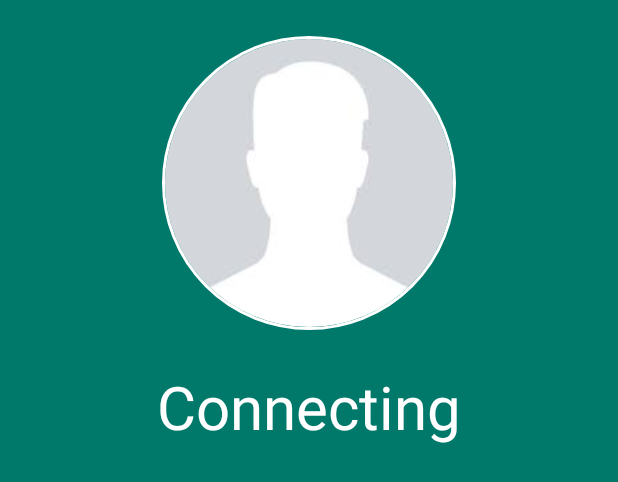
After one commit to aj019/Video-Chat-Opentok, an Android app: the layout fragment_receiving.xml on its own in the app's theme, with its tools: preview values and no code run, on a phone screen of 412 x 824 dp. The commit adds this screen. Shown: the top 482 px of the screen. Run offline under Robolectric (Android 15) with nearby library versions, the phone set to English and light mode, and no system bars; network calls fail; Roboto replaces fonts that are not available here.

Commit message:
Added Receiving Fragment for Receiver

```diff
--- a/app/src/main/java/in/androidmate/anujgupta/video_chat_opentok/ui/home/HomeActivity.java
+++ b/app/src/main/java/in/androidmate/anujgupta/video_chat_opentok/ui/home/HomeActivity.java
@@ -131,6 +131,7 @@ public class HomeActivity extends AppCompatActivity implements HomeViewInterface
             Bundle b = new Bundle();
             b.putString("session_id",sessionDataResponse.getSessionId());
             b.putString("token",sessionDataResponse.getToken());
+            b.putBoolean("isCalling",true);
             i.putExtras(b);
             startActivity(i);
             showToast("Starting Video Chat");
--- /dev/null
+++ b/app/src/main/res/layout/fragment_receiving.xml
@@ -0,0 +1,56 @@
+<?xml version="1.0" encoding="utf-8"?>
+<android.support.constraint.ConstraintLayout
+    xmlns:android="http://schemas.android.com/apk/res/android"
+    xmlns:app="http://schemas.android.com/apk/res-auto"
+    xmlns:tools="http://schemas.android.com/tools"
+    android:layout_width="match_parent"
+    android:layout_height="match_parent"
+    android:background="@color/colorPrimaryDark"
+    >
+
+    <de.hdodenhof.circleimageview.CircleImageView xmlns:app="http://schemas.android.com/apk/res-auto"
+        android:id="@+id/profile_image"
+        android:layout_width="196dp"
+        android:layout_height="196dp"
+        android:layout_marginEnd="8dp"
+        android:layout_marginStart="8dp"
+        android:layout_marginTop="24dp"
+
+
+        android:src="@drawable/profile"
+        app:civ_border_color="#FFFFFFFF"
+        app:civ_border_width="2dp"
+        app:layout_constraintEnd_toEndOf="parent"
+        app:layout_constraintStart_toStartOf="parent"
+        app:layout_constraintTop_toTopOf="parent" />
+
+    <TextView
+        android:id="@+id/textView"
+        android:layout_width="wrap_content"
+        android:layout_height="wrap_content"
+        android:layout_marginEnd="8dp"
+        android:layout_marginStart="8dp"
+        android:layout_marginTop="24dp"
+        android:text="Connecting"
+        android:textColor="@color/white"
+        android:textSize="40sp"
+        app:layout_constraintEnd_toEndOf="parent"
+        app:layout_constraintStart_toStartOf="parent"
+        app:layout_constraintTop_toBottomOf="@+id/profile_image" />
+
+    <!--<TextView-->
+    <!--android:id="@+id/textView2"-->
+    <!--android:layout_width="wrap_content"-->
+    <!--android:layout_height="wrap_content"-->
+    <!--android:layout_marginEnd="8dp"-->
+    <!--android:layout_marginStart="8dp"-->
+    <!--android:layout_marginTop="24dp"-->
+    <!--android:text="Anuj  Gupta"-->
+    <!--android:textColor="@color/white"-->
+    <!--android:textSize="30sp"-->
+    <!--app:layout_constraintEnd_toEndOf="parent"-->
+    <!--app:layout_constraintStart_toStartOf="parent"-->
+    <!--app:layout_constraintTop_toBottomOf="@+id/textView" />-->
+
+
+</android.support.constraint.ConstraintLayout>
```
Also changed, not shown: app/src/main/java/in/androidmate/anujgupta/video_chat_opentok/ui/chat/ChatActivity.java (+18 -7 lines), app/src/main/java/in/androidmate/anujgupta/video_chat_opentok/ui/chat/ReceivingFragment.java (added, +24 -0 lines).
